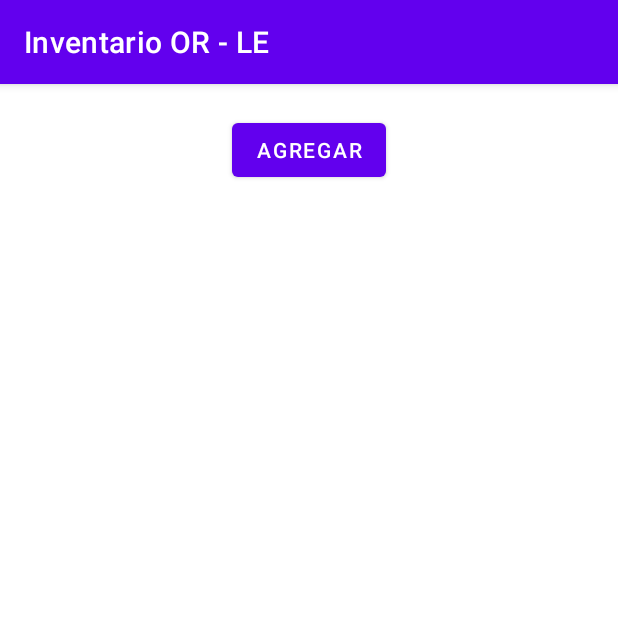
After one commit to rizos-100/app_inventario, an Android app: the VendedorActivity screen opened directly, with no data from a screen before it, on a phone screen of 412 x 824 dp, the top half of it. The commit adds this screen. Run offline under Robolectric (Android 15) with nearby library versions, the phone set to English and light mode, and no system bars.

Commit message:
Cambios de ID en elementos de interface

```diff
--- a/OR_LE_INVENTARIO/app/src/main/AndroidManifest.xml
+++ b/OR_LE_INVENTARIO/app/src/main/AndroidManifest.xml
@@ -9,6 +9,7 @@
         android:roundIcon="@mipmap/ic_launcher_round"
         android:supportsRtl="true"
         android:theme="@style/Theme.OR_LE_Inventario">
+        <activity android:name=".iu_vendedor.VendedorActivity"></activity>
         <activity android:name=".MainActivity">
             <intent-filter>
                 <action android:name="android.intent.action.MAIN" />
--- /dev/null
+++ b/OR_LE_INVENTARIO/app/src/main/java/org/rizosdb/utl/or_le_inventario/db/ConexionSQLiteHelper.java
@@ -0,0 +1,33 @@
+package org.rizosdb.utl.or_le_inventario.db;
+
+import android.content.Context;
+import android.database.sqlite.SQLiteDatabase;
+import android.database.sqlite.SQLiteOpenHelper;
+
+import androidx.annotation.Nullable;
+
+
+public class ConexionSQLiteHelper extends SQLiteOpenHelper {
+
+
+    public ConexionSQLiteHelper(@Nullable Context context, @Nullable String name, @Nullable SQLiteDatabase.CursorFactory factory, int version) {
+        super(context, name, factory, version);
+
+    }
+
+    @Override
+    public void onCreate(SQLiteDatabase db) {
+        db.execSQL(Utilidades.CREAR_TABLA_PERSONA);
+        db.execSQL(Utilidades.CREAR_TABLA_VENDEDOR);
+        db.execSQL(Utilidades.CREAR_TABLA_CLIENTE);
+
+    }
+
+    @Override
+    public void onUpgrade(SQLiteDatabase db, int versionVieja, int versionNueva) {
+        db.execSQL("DROP TABLE IF EXISTS "+Utilidades.TABLA_CLIENTES);
+        db.execSQL("DROP TABLE IF EXISTS "+Utilidades.TABLA_VENDEDORES);
+        db.execSQL("DROP TABLE IF EXISTS "+Utilidades.TABLA_PERSONAS);
+        onCreate(db);
+    }
+}
--- /dev/null
+++ b/OR_LE_INVENTARIO/app/src/main/java/org/rizosdb/utl/or_le_inventario/iu_vendedor/VendedorActivity.java
@@ -0,0 +1,31 @@
+package org.rizosdb.utl.or_le_inventario.iu_vendedor;
+
+import androidx.appcompat.app.AppCompatActivity;
+
+import android.os.Bundle;
+import android.view.View;
+import android.widget.Button;
+import android.widget.EditText;
+
+import org.rizosdb.utl.or_le_inventario.R;
+import org.rizosdb.utl.or_le_inventario.db.ConexionSQLiteHelper;
+import org.rizosdb.utl.or_le_inventario.db.Utilidades;
+
+public class VendedorActivity extends AppCompatActivity {
+    ConexionSQLiteHelper sqLiteHelper ;
+
+    @Override
+    protected void onCreate(Bundle savedInstanceState) {
+        super.onCreate(savedInstanceState);
+        setContentView(R.layout.activity_vendedor);
+        sqLiteHelper = new ConexionSQLiteHelper(this,Utilidades.NOMBRE_DB,null, Utilidades.VERSION_DB);
+
+        Button btnAgregar = findViewById(R.id.btnAgregar);
+        EditText txt1 = findViewById(R.id.txt1);
+        EditText txt2 = findViewById(R.id.txt2);
+        btnAgregar.setOnClickListener(v -> {
+            txt1.setVisibility(View.VISIBLE);
+            txt2.setVisibility(View.VISIBLE);
+        });
+    }
+}
--- /dev/null
+++ b/OR_LE_INVENTARIO/app/src/main/res/layout/activity_vendedor.xml
@@ -0,0 +1,44 @@
+<?xml version="1.0" encoding="utf-8"?>
+<androidx.constraintlayout.widget.ConstraintLayout xmlns:android="http://schemas.android.com/apk/res/android"
+    xmlns:app="http://schemas.android.com/apk/res-auto"
+    xmlns:tools="http://schemas.android.com/tools"
+    android:layout_width="match_parent"
+    android:layout_height="match_parent"
+    tools:context=".iu_vendedor.VendedorActivity">
+
+    <Button
+        android:id="@+id/btnAgregar"
+        android:layout_width="wrap_content"
+        android:layout_height="wrap_content"
+        android:layout_marginTop="20dp"
+        android:text="Agregar"
+        app:layout_constraintEnd_toEndOf="parent"
+        app:layout_constraintStart_toStartOf="parent"
+        app:layout_constraintTop_toTopOf="parent" />
+
+    <EditText
+        android:id="@+id/txt1"
+        android:layout_width="wrap_content"
+        android:layout_height="wrap_content"
+        android:layout_marginTop="10dp"
+        android:ems="10"
+        android:inputType="textPersonName"
+        android:text="Name"
+        android:visibility="invisible"
+        app:layout_constraintEnd_toEndOf="parent"
+        app:layout_constraintStart_toStartOf="parent"
+        app:layout_constraintTop_toBottomOf="@+id/btnAgregar" />
+
+    <EditText
+        android:id="@+id/txt2"
+        android:layout_width="wrap_content"
+        android:layout_height="wrap_content"
+        android:layout_marginTop="10dp"
+        android:ems="10"
+        android:inputType="textPersonName"
+        android:text="Name"
+        android:visibility="invisible"
+        app:layout_constraintEnd_toEndOf="parent"
+        app:layout_constraintStart_toStartOf="parent"
+        app:layout_constraintTop_toBottomOf="@+id/txt1" />
+</androidx.constraintlayout.widget.ConstraintLayout>
```
Also changed, not shown: OR_LE_INVENTARIO/app/src/main/java/org/rizosdb/utl/or_le_inventario/MainActivity.java (+15 -0 lines), OR_LE_INVENTARIO/app/src/main/java/org/rizosdb/utl/or_le_inventario/db/Utilidades.java (added, +61 -0 lines), OR_LE_INVENTARIO/app/src/main/res/layout/activity_main.xml (+78 -18 lines), OR_LE_INVENTARIO/app/src/main/res/mipmap-hdpi/ico_grafic.png (added), OR_LE_INVENTARIO/app/src/main/res/mipmap-hdpi/ico_reportes.png (added).
